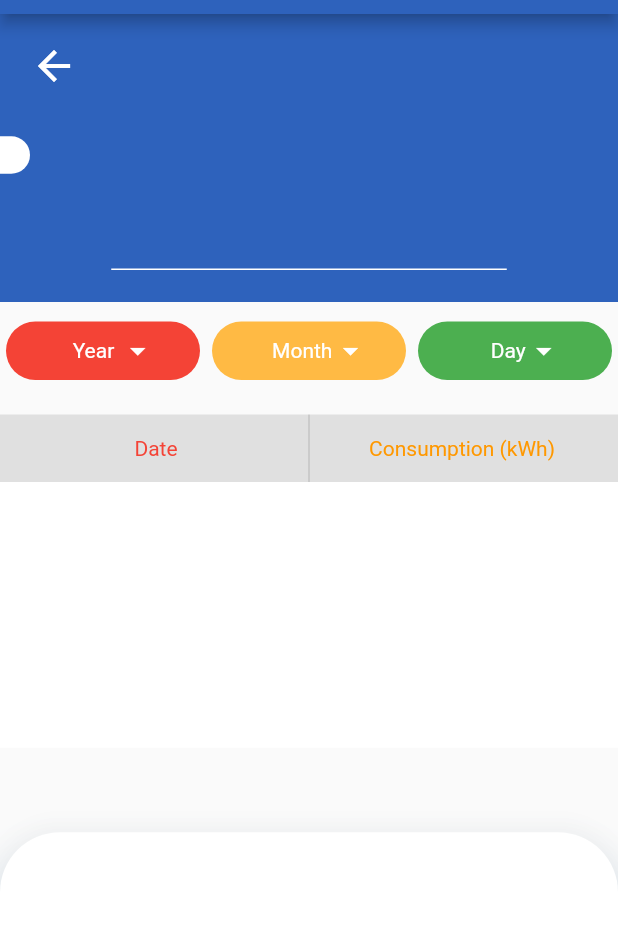
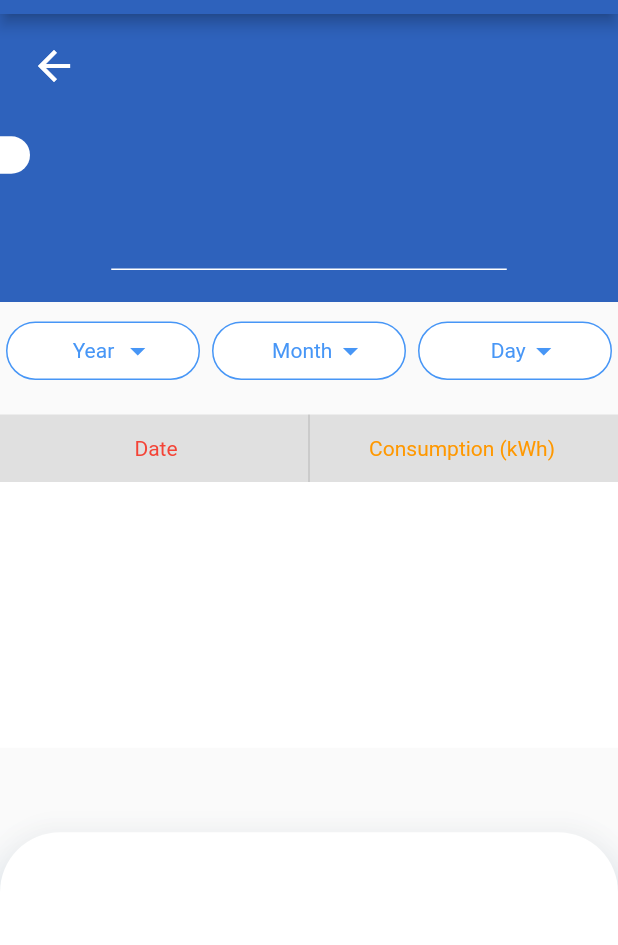
Before and after one commit to adilvn/EPCCApp, a Flutter app: the BackProcessUnit screen opened directly with empty values, on a phone screen of 412 x 824 dp, the part 70-1015 px from its top. Run offline on Flutter 3.47's test engine with Material 2 defaults, Android fonts, the phone set to English and light mode, and no system bars; our stand-ins replace animate_do, cached_network_image, cloud_firestore, connectivity, firebase_auth, firebase_core and 7 more; missing offline and left inert: api_cache_manager, connectivity_alert_widget, splash_screen_view; accounts and stored records are empty; network calls fail.

Commit message:
9/20/2021

```diff
--- a/lib/Models/constants.dart
+++ b/lib/Models/constants.dart
@@ -6,10 +6,13 @@ const epccBlue500 = Color(0xff2E62BC);
 const epccGray400 = Color(0xff727272);
 const epccGray500 = Color(0xff5e5e5e);
 const white = Colors.white;
+const ddbcolor = white;
 
 var roboto = GoogleFonts.roboto().fontFamily;
 var comfortaa = GoogleFonts.comfortaa().fontFamily;
 var montserrat = GoogleFonts.montserrat().fontFamily;
+Border dropdownBorderColor = Border.all(color: Color(0xff4796f6), width: 1);
+const dbTextColor = Color(0xff4796f6);
 
 class Constant {
   static String ADMINMAIL = "admin@igcpk.com";
--- a/lib/Screens/BackProcessUnit.dart
+++ b/lib/Screens/BackProcessUnit.dart
@@ -247,7 +247,8 @@ class BackProcessUnit extends GetView<BackProcessController> {
                                     width: 120,
                                     height: 39,
                                     decoration: BoxDecoration(
-                                        color: Colors.red,
+                                        color: ddbcolor,
+                                        border: dropdownBorderColor,
                                         borderRadius:
                                             BorderRadius.circular(30)),
                                     child: DropdownButton<String>(
@@ -257,12 +258,12 @@ class BackProcessUnit extends GetView<BackProcessController> {
                                       disabledHint: Text("eh"),
                                       icon: const Icon(
                                         Icons.arrow_drop_down,
-                                        color: Colors.white,
+                                        color: dbTextColor,
                                       ),
                                       iconSize: 24,
                                       elevation: 16,
-                                      dropdownColor: Colors.red,
-                                      focusColor: Colors.red,
+                                      dropdownColor: ddbcolor,
+                                      focusColor: ddbcolor,
                                       underline: Container(),
                                       style: const TextStyle(
                                           color: Colors.deepPurple),
@@ -279,8 +280,8 @@ class BackProcessUnit extends GetView<BackProcessController> {
                                             padding: EdgeInsets.only(left: 15),
                                             child: Text(
                                               value,
-                                              style: TextStyle(
-                                                  color: Colors.white),
+                                              style:
+                                                  TextStyle(color: dbTextColor),
                                             ),
                                           ),
                                         );
@@ -296,7 +297,8 @@ class BackProcessUnit extends GetView<BackProcessController> {
                                     alignment: Alignment.center,
                                     height: 39,
                                     decoration: BoxDecoration(
-                                        color: Color(0xffFFBA44),
+                                        color: ddbcolor,
+                                        border: dropdownBorderColor,
                                         borderRadius:
                                             BorderRadius.circular(25)),
                                     child: DropdownButton<String>(
@@ -305,12 +307,12 @@ class BackProcessUnit extends GetView<BackProcessController> {
                                       value: controller.BPDropValue2.value,
                                       icon: const Icon(
                                         Icons.arrow_drop_down,
-                                        color: Colors.white,
+                                        color: dbTextColor,
                                       ),
                                       iconSize: 24,
                                       elevation: 16,
-                                      dropdownColor: Color(0xffFFBA44),
-                                      focusColor: Color(0xffFFBA44),
+                                      dropdownColor: ddbcolor,
+                                      focusColor: ddbcolor,
                                       underline: Container(),
                                       style: const TextStyle(
                                           color: Colors.deepPurple),
@@ -327,8 +329,8 @@ class BackProcessUnit extends GetView<BackProcessController> {
                                             padding: EdgeInsets.only(left: 15),
                                             child: Text(
                                               value,
-                                              style: TextStyle(
-                                                  color: Colors.white),
+                                              style:
+                                                  TextStyle(color: dbTextColor),
                                             ),
                                           ),
                                         );
@@ -345,7 +347,8 @@ class BackProcessUnit extends GetView<BackProcessController> {
                                     width: 120,
                                     height: 39,
                                     decoration: BoxDecoration(
-                                        color: Colors.green,
+                                        color: ddbcolor,
+                                        border: dropdownBorderColor,
                                         borderRadius:
                                             BorderRadius.circular(30)),
                                     child: DropdownButton<String>(
@@ -354,12 +357,12 @@ class BackProcessUnit extends GetView<BackProcessController> {
                                       value: controller.BPDropValue3.value,
                                       icon: const Icon(
                                         Icons.arrow_drop_down,
-                                        color: Colors.white,
+                                        color: dbTextColor,
                                       ),
                                       iconSize: 24,
                                       elevation: 16,
-                                      dropdownColor: Colors.green,
-                                      focusColor: Colors.green,
+                                      dropdownColor: ddbcolor,
+                                      focusColor: ddbcolor,
                                       underline: Container(),
                                       style: const TextStyle(
                                           color: Colors.deepPurple),
@@ -376,8 +379,8 @@ class BackProcessUnit extends GetView<BackProcessController> {
                                             padding: EdgeInsets.only(left: 15),
                                             child: Text(
                                               value,
-                                              style: TextStyle(
-                                                  color: Colors.white),
+                                              style:
+                                                  TextStyle(color: dbTextColor),
                                             ),
                                           ),
                                         );
```
Also changed, not shown: lib/Screens/Reports.dart (+31 -25 lines), lib/Screens/subUnits.dart (+18 -15 lines), lib/Screens/unitsPage.dart (+28 -26 lines), pubspec.lock.
